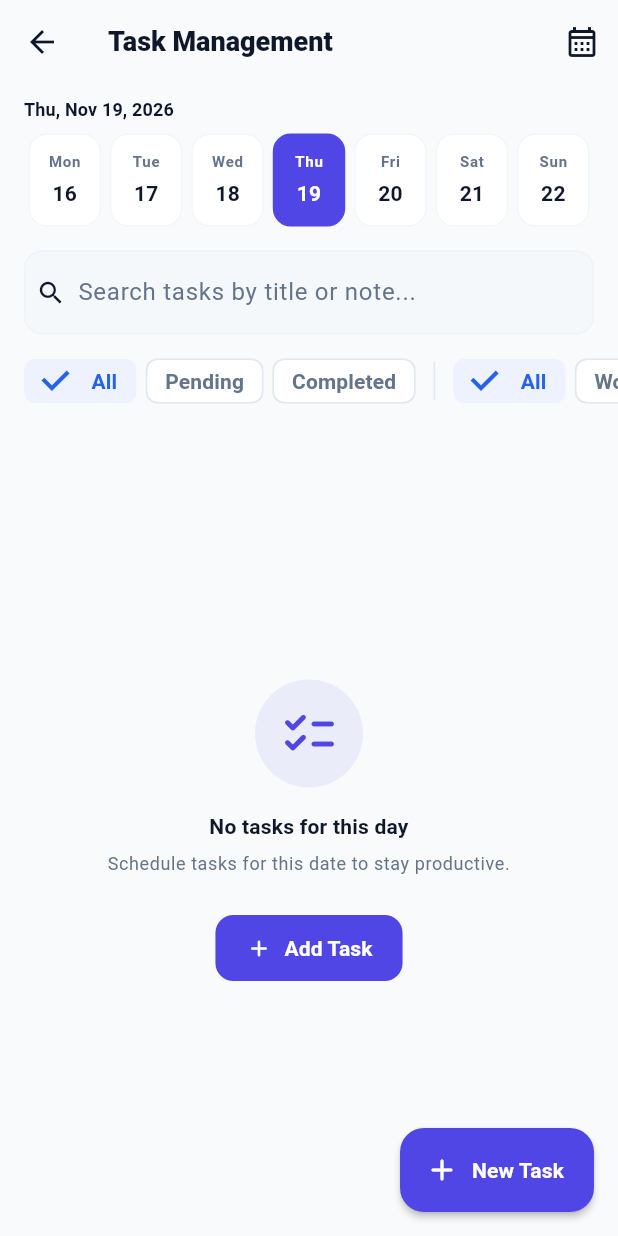
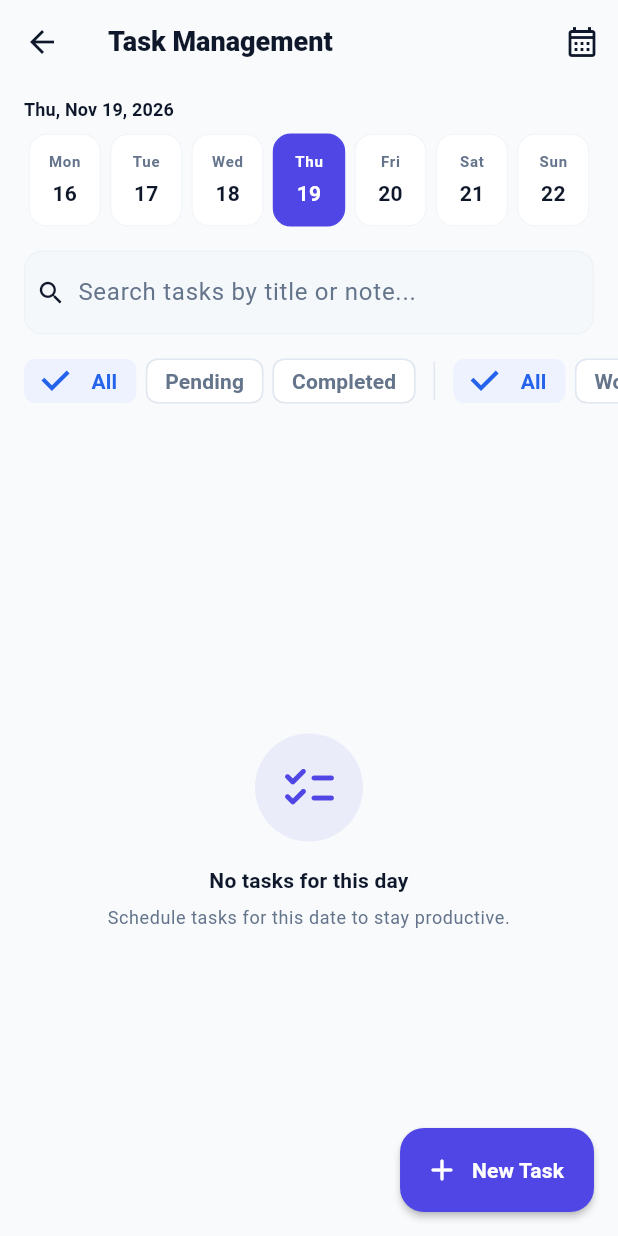
Before and after one commit to apurvak6/daily_flow, a Flutter app: the TasksView screen opened by its route, on a phone screen of 412 x 824 dp. Run offline on Flutter 3.47's test engine with Material 3 defaults, Android fonts, the phone set to English and light mode, and no system bars; our stand-ins replace fl_chart, flutter_local_notifications, get, sqflite, table_calendar, timezone; accounts and stored records are empty.

Commit message:
refactor: remove creation action buttons from empty state views

```diff
--- a/lib/modules/activities/views/activities_view.dart
+++ b/lib/modules/activities/views/activities_view.dart
@@ -159,17 +159,18 @@ class ActivitiesView extends GetView<ActivitiesController> {
                     ? 'No activities scheduled for ${AppDateUtils.formatDisplay(AppDateUtils.fromIsoDate(controller.selectedDate.value))}. Tap "New Activity" to configure your daily habits!'
                     : 'No ${controller.statusFilter.value} activities for this date.',
                 actionLabel: controller.statusFilter.value == 'all'
-                    ? 'Add Daily Activity'
+                    ? null //'Add Daily Activity'
                     : 'Show All',
                 actionIcon: controller.statusFilter.value == 'all'
-                    ? Icons.add_rounded
+                    ? null //Icons.add_rounded
                     : Icons.visibility_outlined,
                 onAction: () {
-                  if (controller.statusFilter.value == 'all') {
-                    ActivityFormSheet.show(context);
-                  } else {
-                    controller.setFilter('all');
-                  }
+                  // if (controller.statusFilter.value == 'all') {
+                  //   ActivityFormSheet.show(context);
+                  // }
+                  // else {
+                  controller.setFilter('all');
+                  // }
                 },
               );
             }
@@ -218,9 +219,9 @@ class ActivitiesView extends GetView<ActivitiesController> {
           title: 'No Routines Configured',
           description:
               'Set up recurring daily activities like Breakfast, Lunch, Exercise, Medication, or Custom Routines.',
-          actionLabel: 'Add Routine',
-          actionIcon: Icons.add_rounded,
-          onAction: () => ActivityFormSheet.show(context),
+          // actionLabel: 'Add Routine',
+          // actionIcon: Icons.add_rounded,
+          // onAction: () => ActivityFormSheet.show(context),
         );
       }
 
--- a/lib/modules/dashboard/views/home_tab_view.dart
+++ b/lib/modules/dashboard/views/home_tab_view.dart
@@ -247,9 +247,9 @@ class HomeTabView extends GetView<DashboardController> {
                     icon: Icons.calendar_today_outlined,
                     title: 'No tasks scheduled for today',
                     description:
-                        'Your day is clear! Tap "Quick Add" to plan your schedule.',
-                    actionLabel: 'Schedule a Task',
-                    onAction: () => TaskFormSheet.show(context),
+                        'Your day is clear! Tap "New Task" to plan your schedule.',
+                    // actionLabel: 'Schedule a Task',
+                    // onAction: () => TaskFormSheet.show(context),
                   )
                 else
                   ...List.generate(controller.todayTimelineTasks.length, (
--- a/lib/modules/tasks/views/tasks_view.dart
+++ b/lib/modules/tasks/views/tasks_view.dart
@@ -173,21 +173,24 @@ class TasksView extends GetView<TasksController> {
                     description: isFiltered
                         ? 'Try clearing search filters or selecting another category.'
                         : 'Schedule tasks for this date to stay productive.',
-                    actionLabel: isFiltered ? 'Clear Filters' : 'Add Task',
+                    actionLabel: isFiltered
+                        ? 'Clear Filters'
+                        : null, //'Add Task',
                     actionIcon: isFiltered
                         ? Icons.filter_alt_off_rounded
-                        : Icons.add_rounded,
+                        : null, //Icons.add_rounded,
                     onAction: () {
                       if (isFiltered) {
                         controller.setSearchQuery('');
                         controller.setCategoryFilter('All');
                         controller.setStatusFilter('All');
-                      } else {
-                        TaskFormSheet.show(
-                          context,
-                          initialDateIso: controller.selectedDate.value,
-                        );
                       }
+                      // else {
+                      //   TaskFormSheet.show(
+                      //     context,
+                      //     initialDateIso: controller.selectedDate.value,
+                      //   );
+                      // }
                     },
                   );
                 }
```
